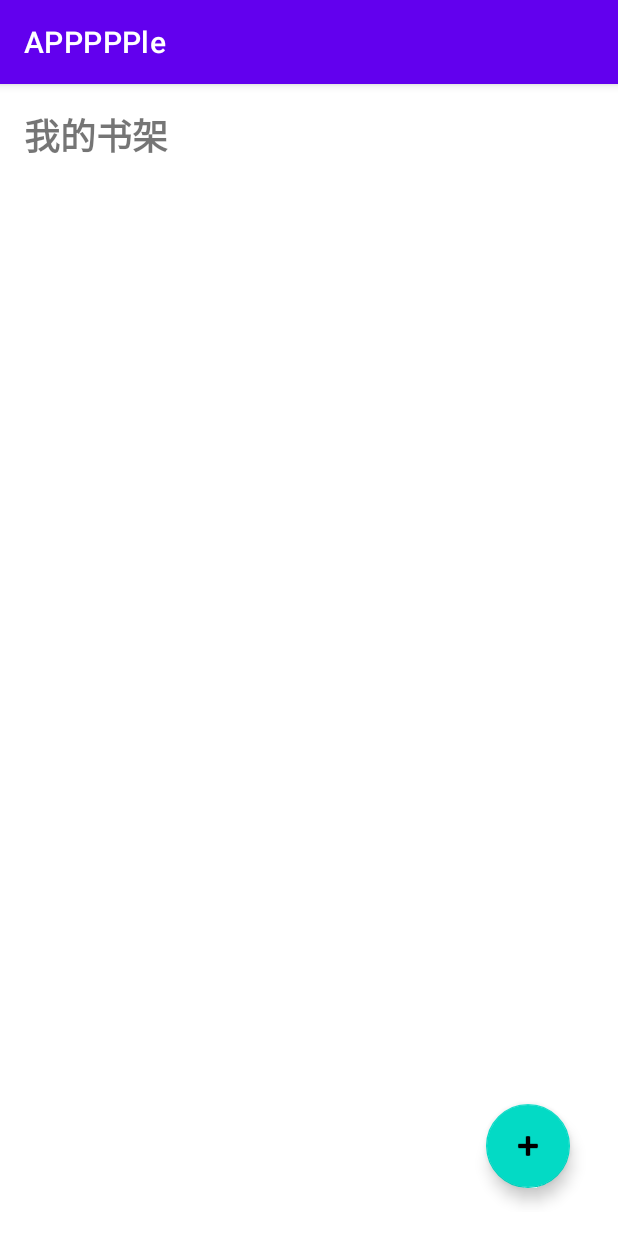
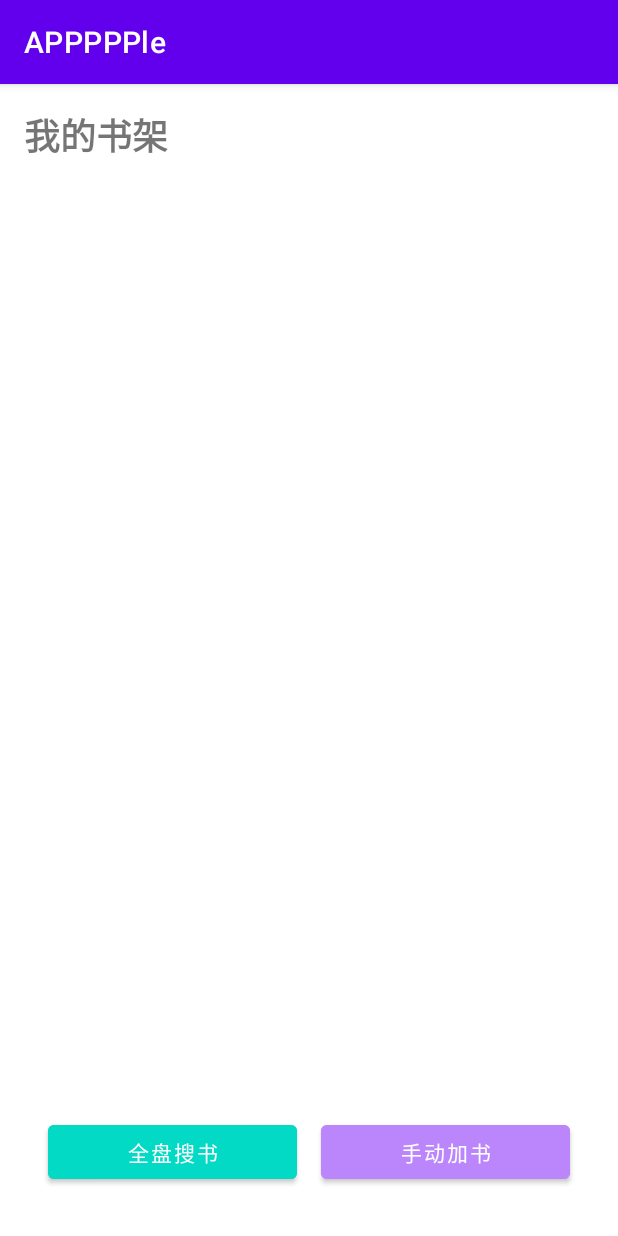
Before and after one commit to ajmd789/APPPPPle, an Android app: the screen it shows after launch (BookshelfActivity), on a phone screen of 412 x 824 dp. Run offline under Robolectric (Android 15) with nearby library versions, the phone set to English and light mode, and no system bars; our stand-ins replace Room's generated code.

Commit message:
feat: 优化按钮

```diff
--- a/app/src/main/java/com/example/appppple/ui/bookshelf/BookshelfActivity.java
+++ b/app/src/main/java/com/example/appppple/ui/bookshelf/BookshelfActivity.java
@@ -47,14 +47,24 @@ public class BookshelfActivity extends AppCompatActivity implements ScanPermissi
         super.onCreate(savedInstanceState);
         setContentView(R.layout.activity_bookshelf);
 
-        // Initialize components
+        // 初始化组件
         progressManager = ReadingProgressManager.getInstance(this);
         permissionHelper = new ScanPermissionHelper(this, this);
         fileScanner = new BookFileScanner(getContentResolver());
 
         initViews();
-        setupMenu();
+        setupButtonClickListeners(); // 替换原来的setupMenu()
         loadBooks();
+    }
+
+    private void setupButtonClickListeners() {
+        // 手动加书按钮 - 对应原菜单的"手动添加"
+        findViewById(R.id.buttonAddBook).setOnClickListener(v -> pickBook());
+
+        // 全盘搜书按钮 - 对应原菜单的"自动扫描"
+        findViewById(R.id.buttonSearchBook).setOnClickListener(v ->
+                permissionHelper.checkStoragePermission()
+        );
     }
 
     private void initViews() {
@@ -64,24 +74,7 @@ public class BookshelfActivity extends AppCompatActivity implements ScanPermissi
         booksRecyclerView.setAdapter(bookAdapter);
     }
 
-    private void setupMenu() {
-        ImageButton addBookBtn = findViewById(R.id.addBookFab);
-        addMenu = new PopupMenu(this, addBookBtn);
-        addMenu.getMenuInflater().inflate(R.menu.bookshelf_add_menu, addMenu.getMenu());
 
-        addBookBtn.setOnClickListener(v -> addMenu.show());
-
-        addMenu.setOnMenuItemClickListener(item -> {
-            if (item.getItemId() == R.id.action_add_manual) {
-                pickBook();
-                return true;
-            } else if (item.getItemId() == R.id.action_auto_scan) {
-                permissionHelper.checkStoragePermission();
-                return true;
-            }
-            return false;
-        });
-    }
 
     // region Permission Callbacks
     @Override
--- a/app/src/main/res/layout/activity_bookshelf.xml
+++ b/app/src/main/res/layout/activity_bookshelf.xml
@@ -1,6 +1,8 @@
 <?xml version="1.0" encoding="utf-8"?>
-<androidx.constraintlayout.widget.ConstraintLayout xmlns:android="http://schemas.android.com/apk/res/android"
+<androidx.constraintlayout.widget.ConstraintLayout
+    xmlns:android="http://schemas.android.com/apk/res/android"
     xmlns:app="http://schemas.android.com/apk/res-auto"
+    xmlns:tools="http://schemas.android.com/tools"
     android:layout_width="match_parent"
     android:layout_height="match_parent"
     android:padding="16dp">
@@ -20,17 +22,35 @@
         android:layout_width="match_parent"
         android:layout_height="0dp"
         android:layout_marginTop="16dp"
+        app:layout_constraintBottom_toTopOf="@+id/button"
+    app:layout_constraintTop_toBottomOf="@id/titleTextView" />
+
+
+
+    <Button
+        android:id="@+id/buttonSearchBook"
+        android:layout_width="0dp"
+        android:layout_height="wrap_content"
+        android:layout_marginStart="16dp"
+        android:layout_marginEnd="8dp"
+        android:layout_marginBottom="16dp"
+        android:text="全盘搜书"
         app:layout_constraintBottom_toBottomOf="parent"
-        app:layout_constraintTop_toBottomOf="@id/titleTextView" />
+        app:layout_constraintEnd_toStartOf="@+id/buttonAddBook"
+        app:layout_constraintStart_toStartOf="parent"
+        android:backgroundTint="@color/teal_200"/>
 
-    <com.google.android.material.floatingactionbutton.FloatingActionButton
-        android:id="@+id/addBookFab"
-        android:layout_width="wrap_content"
+    <Button
+        android:id="@+id/buttonAddBook"
+        android:layout_width="0dp"
         android:layout_height="wrap_content"
-        android:layout_margin="16dp"
-        android:contentDescription="添加新书"
-        android:src="@android:drawable/ic_input_add"
+        android:layout_marginStart="8dp"
+        android:layout_marginEnd="16dp"
+        android:layout_marginBottom="16dp"
+        android:text="手动加书"
         app:layout_constraintBottom_toBottomOf="parent"
-        app:layout_constraintEnd_toEndOf="parent" />
+        app:layout_constraintEnd_toEndOf="parent"
+        app:layout_constraintStart_toEndOf="@+id/buttonSearchBook"
+        android:backgroundTint="@color/purple_200"/>
 
 </androidx.constraintlayout.widget.ConstraintLayout>
```
Also changed, not shown: 1 other file.
